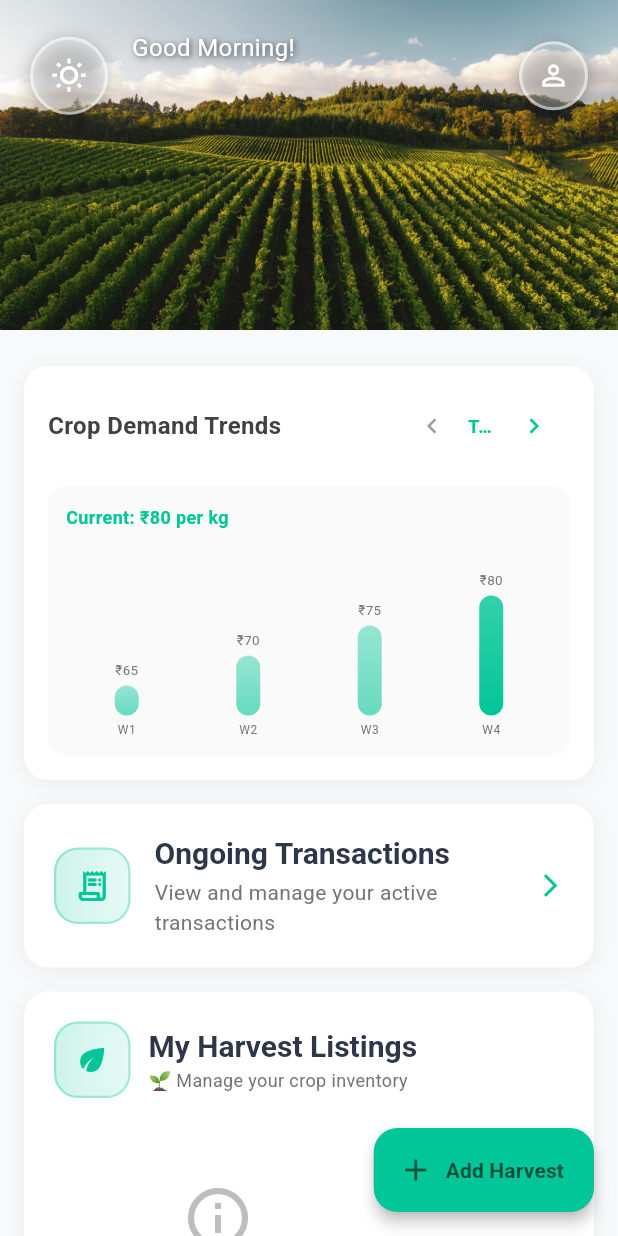
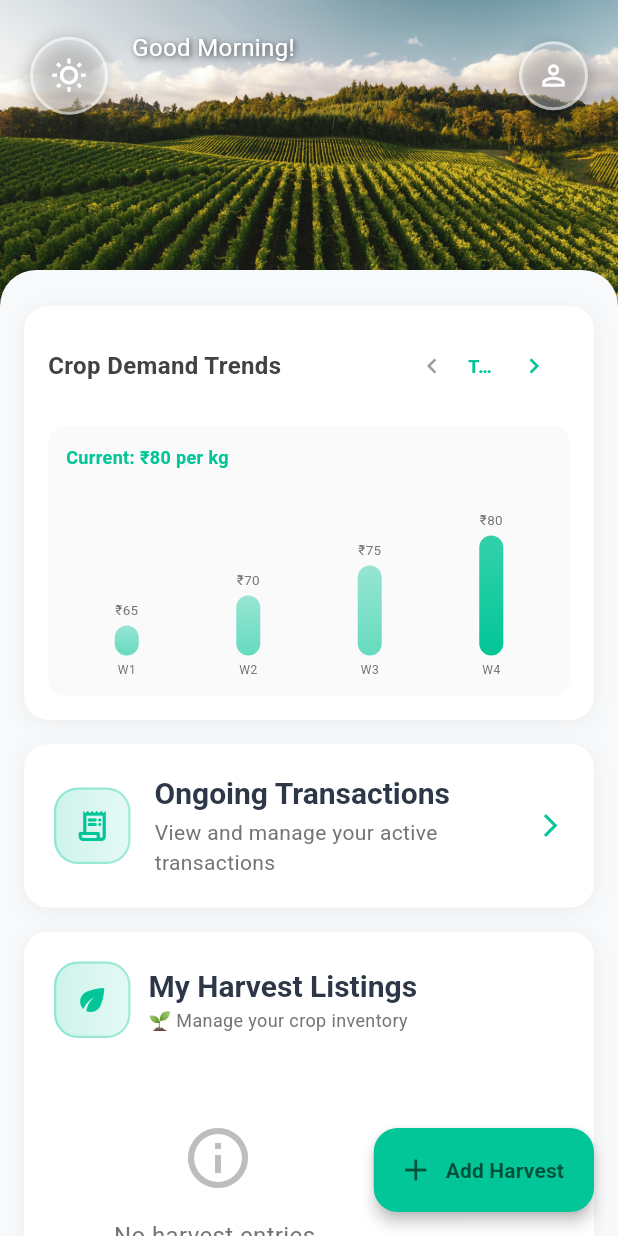
Before and after one commit to Chanuth412-pixel/agrimate, a Flutter app: the FarmerProfileScreen screen opened by its route, on a phone screen of 412 x 824 dp. Run offline on Flutter 3.47's test engine with Material 3 defaults, Android fonts, the phone set to English and light mode, and no system bars; our stand-ins replace cloud_firestore, firebase_auth, firebase_core, fl_chart, flutter_dotenv, flutter_map and 4 more; accounts and stored records are empty; Roboto replaces fonts that are missing (SFProDisplay); project files that could hold a hidden picture were left out.

Commit message:
Add files on branch-anji

```diff
--- a/lib/screens/add_harvest_screen.dart
+++ b/lib/screens/add_harvest_screen.dart
@@ -128,7 +128,10 @@ class _AddHarvestScreenState extends State<AddHarvestScreen> {
 
   // Function to fetch weather data for the next 5 days
   Future<void> _fetchWeatherData(String city) async {
-    const String apiKey = '9fb4df22ed842a6a5b04febf271c4b1c'; // Hardcoded OpenWeather API key
+    const String _fallbackKey = '9fb4df22ed842a6a5b04febf271c4b1c'; // Hardcoded fallback
+    final String apiKey = dotenv.env['OPENWEATHER_API_KEY']?.trim().isNotEmpty == true
+        ? dotenv.env['OPENWEATHER_API_KEY']!.trim()
+        : _fallbackKey;
 
     try {
       // Use Colombo's coordinates as default
--- a/lib/screens/farmer_profile_screen.dart
+++ b/lib/screens/farmer_profile_screen.dart
@@ -9,7 +9,6 @@ import 'farmer_detail_screen.dart';
 import 'ongoing_transactions_screen.dart';
 import 'dart:convert';
 import 'package:http/http.dart' as http;
-import 'package:image_picker/image_picker.dart';
 
 class FarmerProfileScreen extends StatefulWidget {
   const FarmerProfileScreen({super.key});
@@ -23,6 +22,11 @@ class _FarmerProfileScreenState extends State<FarmerProfileScreen> {
   static const String apiKey = '9fb4df22ed842a6a5b04febf271c4b1c';
   final ScrollController _trendsScrollController = ScrollController();
   final ScrollController _transactionsScrollController = ScrollController();
+
+  // Weather fetched for the current farmer position
+  Map<String, dynamic>? _currentWeather;
+  double? _lastWeatherLat;
+  double? _lastWeatherLon;
 
   // Chart navigation state
   int _currentChartIndex = 0;
@@ -40,13 +44,25 @@ class _FarmerProfileScreenState extends State<FarmerProfileScreen> {
   void initState() {
     super.initState();
     // _loadWeatherData(); // Commented out for now - will implement later with OpenWeatherMap API
+    // no content scroll listener; using overlay-style header like customer_profile_screen
   }
 
   @override
   void dispose() {
     _trendsScrollController.dispose();
     _transactionsScrollController.dispose();
+    // removed content scroll controller cleanup
     super.dispose();
+  }
+
+  // header overlay behavior is implemented by using a fixed background and scrolling content
+
+  // Returns a greeting based on the current local time
+  String _greetingForNow() {
+    final hour = DateTime.now().hour;
+    if (hour < 12) return 'Good Morning!';
+    if (hour < 17) return 'Good Afternoon!';
+    return 'Good Evening!';
   }
 
   void _scrollTrends(bool forward) {
@@ -104,6 +120,59 @@ class _FarmerProfileScreenState extends State<FarmerProfileScreen> {
     }
   }
 
+  // Fetch current weather from OpenWeatherMap for given coords and store in state
+  Future<void> _fetchWeatherForCoords(double lat, double lon) async {
+    try {
+      // Avoid refetching for same coords
+      if (_lastWeatherLat == lat && _lastWeatherLon == lon && _currentWeather != null) return;
+
+      final url = 'https://api.openweathermap.org/data/2.5/weather?lat=$lat&lon=$lon&appid=$apiKey&units=metric';
+      final res = await http.get(Uri.parse(url));
+      if (res.statusCode == 200) {
+        final Map<String, dynamic> jsonData = json.decode(res.body) as Map<String, dynamic>;
+        if (!mounted) return;
+        setState(() {
+          _currentWeather = jsonData;
+          _lastWeatherLat = lat;
+          _lastWeatherLon = lon;
+        });
+      }
+    } catch (e) {
+      // ignore errors silently for now; optionally log
+      // print('Weather fetch error: $e');
+    }
+  }
+
+  // Build a small weather widget for header (icon + optional temp)
+  Widget _buildWeatherIconWidget() {
+    if (_currentWeather == null) {
+      return const Icon(
+        Icons.wb_sunny_outlined,
+        color: Colors.white,
+        size: 24,
+      );
+    }
+
+    final weatherList = _currentWeather!['weather'] as List<dynamic>?;
+    final iconCode = (weatherList != null && weatherList.isNotEmpty) ? (weatherList[0]['icon'] as String?) : null;
+    final tempNum = _currentWeather!['main']?['temp'] as num?;
+
+    final iconUrl = iconCode != null ? 'https://openweathermap.org/img/wn/$iconCode@2x.png' : null;
+
+    return Column(
+      mainAxisSize: MainAxisSize.min,
+      children: [
+        if (iconUrl != null)
+          Image.network(iconUrl, width: 36, height: 36, errorBuilder: (_, __, ___) => const Icon(Icons.wb_sunny_outlined, color: Colors.white, size: 24)),
+        if (tempNum != null)
+          Text(
+            '${tempNum.toDouble().round()}°C',
+            style: const TextStyle(color: Colors.white, fontSize: 12, fontWeight: FontWeight.w600),
+          ),
+      ],
+    );
+  }
+
   @override
   Widget build(BuildContext context) {
     return Scaffold(
@@ -120,21 +189,27 @@ class _FarmerProfileScreenState extends State<FarmerProfileScreen> {
           style: TextStyle(fontWeight: FontWeight.w600),
         ),
       ),
-      body: Column(
-        children: [
-          // Top section with background image and greeting
-          Container(
-            width: double.infinity,
-            height: 220, // Fixed height for the header section
-            decoration: BoxDecoration(
+      body: Stack(
+        children: [
+          // Background image (fixed)
+          Container(
+            height: 220,
+            decoration: const BoxDecoration(
               image: DecorationImage(
                 image: AssetImage('assets/images/Background.jpg'),
                 fit: BoxFit.cover,
               ),
             ),
-            child: SafeArea(
-                bottom: false,
-                child: Padding(
+          ),
+
+          // Main content overlaying the background
+          SafeArea(
+            child: SingleChildScrollView(
+              child: Column(
+                children: [
+                  // Header section (sits on top of background)
+                  Container(
+                    height: 180,
                     padding: const EdgeInsets.fromLTRB(20, 20, 20, 30),
                     child: StreamBuilder<DocumentSnapshot>(
                       stream: FirebaseFirestore.instance
@@ -149,6 +224,31 @@ class _FarmerProfileScreenState extends State<FarmerProfileScreen> {
                         final data = snapshot.data!.data() as Map<String, dynamic>? ?? {};
                         final farmerName = data['name'] ?? 'Farmer';
 
+                        // If farmer document contains a position field, try to fetch weather for it
+                        try {
+                          final pos = data['position'];
+                          double? lat;
+                          double? lon;
+                          if (pos != null) {
+                            if (pos is GeoPoint) {
+                              lat = pos.latitude;
+                              lon = pos.longitude;
+                            } else if (pos is Map) {
+                              if (pos['latitude'] != null && pos['longitude'] != null) {
+                                lat = (pos['latitude'] as num).toDouble();
+                                lon = (pos['longitude'] as num).toDouble();
+                              } else if (pos['lat'] != null && pos['lon'] != null) {
+                                lat = (pos['lat'] as num).toDouble();
+                                lon = (pos['lon'] as num).toDouble();
+                              }
+                            }
+
+                            if (lat != null && lon != null) {
+                              _fetchWeatherForCoords(lat, lon);
+                            }
+                          }
+                        } catch (_) {}
+
                         return Column(
                           crossAxisAlignment: CrossAxisAlignment.start,
                           children: [
@@ -157,25 +257,14 @@ class _FarmerProfileScreenState extends State<FarmerProfileScreen> {
                                 Container(
                                   padding: const EdgeInsets.all(12),
                                   decoration: BoxDecoration(
-                                  color: Colors.white.withOpacity(0.3), // Increased from 0.25
+                                    color: Colors.white.withOpacity(0.3),
                                     shape: BoxShape.circle,
-                                  border: Border.all(
-                                    color: Colors.white.withOpacity(0.5), // Increased from 0.4
-                                    width: 2,
-                                  ),
+                                    border: Border.all(color: Colors.white.withOpacity(0.5), width: 2),
                                     boxShadow: [
-                                    BoxShadow(
-                                      color: Colors.black.withOpacity(0.3), // Increased shadow
-                                      blurRadius: 10, // Increased blur
-                                      offset: const Offset(0, 3), // Increased offset
-                                    ),
-                                  ],
-                                ),
-                                child: const Icon(
-                                  Icons.wb_sunny_outlined,
-                                  color: Colors.white,
-                                  size: 24,
-                                ),
+                                      BoxShadow(color: Colors.black.withOpacity(0.3), blurRadius: 10, offset: const Offset(0, 3)),
+                                    ],
+                                  ),
+                                  child: _buildWeatherIconWidget(),
                                 ),
                                 const SizedBox(width: 16),
                                 Expanded(
@@ -183,206 +272,59 @@ class _FarmerProfileScreenState extends State<FarmerProfileScreen> {
                                     crossAxisAlignment: CrossAxisAlignment.start,
                                     children: [
                                       Text(
-                                      'Good Morning!',
-                                      style: TextStyle(
-                                        color: Colors.white,
-                                        fontSize: 16,
-                                        fontWeight: FontWeight.w500,
-                                        shadows: [
-                                          Shadow(
-                                            color: Colors.black.withOpacity(0.5), // Stronger shadow
-                                            offset: const Offset(1, 1),
-                                            blurRadius: 4, // Increased blur
-                                          ),
-                                          Shadow(
-                                            color: Colors.black.withOpacity(0.3), // Additional shadow
-                                            offset: const Offset(2, 2),
-                                            blurRadius: 8,
-                                          ),
-                                        ],
-                                      ),
+                                        _greetingForNow(),
+                                        style: TextStyle(color: Colors.white, fontSize: 16, fontWeight: FontWeight.w500, shadows: [
+                                          Shadow(color: Colors.black.withOpacity(0.5), offset: const Offset(1, 1), blurRadius: 4),
+                                          Shadow(color: Colors.black.withOpacity(0.3), offset: const Offset(2, 2), blurRadius: 8),
+                                        ]),
                                       ),
                                       const SizedBox(height: 4),
                                       Text(
                                         farmerName,
-                                      style: const TextStyle(
-                                        color: Colors.white,
-                                        fontSize: 24,
-                                        fontWeight: FontWeight.bold,
-                                        shadows: [
-                                          Shadow(
-                                            color: Colors.black54, // Stronger shadow
-                                            offset: Offset(1, 1),
-                                            blurRadius: 5, // Increased blur
-                                          ),
-                                          Shadow(
-                                            color: Colors.black26, // Additional shadow
-                                            offset: Offset(2, 2),
-                                            blurRadius: 10,
-                                          ),
-                                        ],
-                                      ),
-                                    ),
-                                  ],
-                                ),
-                              ),
-                              // Profile button (top-right)
+                                        style: const TextStyle(color: Colors.white, fontSize: 24, fontWeight: FontWeight.bold, shadows: [
+                                          Shadow(color: Colors.black54, offset: Offset(1, 1), blurRadius: 5),
+                                          Shadow(color: Colors.black26, offset: Offset(2, 2), blurRadius: 10),
+                                        ]),
+                                      ),
+                                    ],
+                                  ),
+                                ),
                                 InkWell(
                                   onTap: _openFarmerProfile,
                                   child: Container(
                                     padding: const EdgeInsets.all(10),
-                                  decoration: BoxDecoration(
-                                    color: Colors.white.withOpacity(0.3),
-                                    shape: BoxShape.circle,
-                                    border: Border.all(
-                                      color: Colors.white.withOpacity(0.5),
-                                      width: 2,
-                                    ),
-                                    boxShadow: [
-                                      BoxShadow(
-                                        color: Colors.black.withOpacity(0.25),
-                                        blurRadius: 8,
-                                        offset: const Offset(0, 3),
-                                      ),
-                                    ],
-                                  ),
-                                  child: const Icon(
-                                    Icons.person_outline,
-                                    color: Colors.white,
-                                    size: 22,
-                                  ),
-                                ),
-                              ),
-                            ],
-                          ),
-                          /*
+                                    decoration: BoxDecoration(color: Colors.white.withOpacity(0.3), shape: BoxShape.circle, border: Border.all(color: Colors.white.withOpacity(0.5), width: 2), boxShadow: [BoxShadow(color: Colors.black.withOpacity(0.25), blurRadius: 8, offset: const Offset(0, 3))]),
+                                    child: const Icon(Icons.person_outline, color: Colors.white, size: 22),
+                                  ),
+                                ),
+                              ],
+                            ),
+                          ],
+                        );
+                      },
+                    ),
+                  ),
+
+                  // Content section
+                  Container(
+                    decoration: const BoxDecoration(
+                      color: Color(0xFFF8F9FA),
+                      borderRadius: BorderRadius.only(
+                        topLeft: Radius.circular(24),
+                        topRight: Radius.circular(24),
+                      ),
+                    ),
+                    child: Column(
+                      children: [
                         const SizedBox(height: 16),
-                          Container(
-                            padding: const EdgeInsets.symmetric(horizontal: 16, vertical: 8),
-                            decoration: BoxDecoration(
-                              color: Colors.white.withOpacity(0.25), // Increased from 0.2
-                              borderRadius: BorderRadius.circular(20),
-                              border: Border.all(
-                                color: Colors.white.withOpacity(0.4), // Increased from 0.3
-                                width: 1.5, // Increased border width
-                              ),
-                              boxShadow: [
-                                BoxShadow(
-                                  color: Colors.black.withOpacity(0.2), // Stronger shadow
-                                  blurRadius: 8, // Increased blur
-                                  offset: const Offset(0, 3), // Increased offset
-                                ),
-                              ],
-                            ),
-                            child: Row(
-                              mainAxisAlignment: MainAxisAlignment.spaceBetween,
-                              children: [
-                                Row(
-                                  children: [
-                                    const Text(
-                                      '�️',
-                                      style: TextStyle(fontSize: 16),
-                                    ),
-                                    const SizedBox(width: 6),
-                                    Text(
-                                      '28°C', // TODO: Replace with OpenWeatherMap API data.main.temp
-                                      style: TextStyle(
-                                        color: Colors.white,
-                                        fontSize: 14,
-                                        fontWeight: FontWeight.w700,
-                                        shadows: [
-                                          Shadow(
-                                            color: Colors.black.withOpacity(0.4),
-                                            offset: const Offset(1, 1),
-                                            blurRadius: 3,
-                                          ),
-                                        ],
-                                      ),
-                                    ),
-                                  ],
-                                ),
-                                Container(
-                                  width: 1,
-                                  height: 20,
-                                  color: Colors.white.withOpacity(0.3),
-                                ),
-                                Row(
-                                  children: [
-                                    const Text(
-                                      '🌧️',
-                                      style: TextStyle(fontSize: 16),
-                                    ),
-                                    const SizedBox(width: 6),
-                                    Text(
-                                      '2.3mm', // TODO: Replace with OpenWeatherMap API data.rain['1h'] or data.rain['3h']
-                                      style: TextStyle(
-                                        color: Colors.white,
-                                        fontSize: 14,
-                                        fontWeight: FontWeight.w700,
-                                        shadows: [
-                                          Shadow(
-                                            color: Colors.black.withOpacity(0.4),
-                                            offset: const Offset(1, 1),
-                                            blurRadius: 3,
-                                          ),
-                                        ],
-                                      ),
-                                    ),
-                                  ],
-                                ),
-                                Container(
-                                  width: 1,
-                                  height: 20,
-                                  color: Colors.white.withOpacity(0.3),
-                                ),
-                                Text(
-                                  '🌾 Today\'s Overview',
-                                  style: TextStyle(
-                                    color: Colors.white,
-                                    fontSize: 12,
-                                    fontWeight: FontWeight.w500,
-                                    shadows: [
-                                      Shadow(
-                                        color: Colors.black.withOpacity(0.4),
-                                        offset: const Offset(1, 1),
-                                        blurRadius: 3,
-                                      ),
-                                    ],
-                                  ),
-                                ),
-                              ],
-                            ),
-                          ),
-                          */
-                        ],
-                      );
-                    },
-                  ),
-                ),
-              ),
-            ),
-
-          // Main content area with white background
-          Expanded(
-            child: Container(
-              color: const Color(0xFFF8F9FA),
-              child: SingleChildScrollView(
-                child: Column(
-                  children: [
-                    const SizedBox(height: 16),
-
-                    // Crop Demand Trends Card (with navigation)
                         _buildCropDemandTrendsCard(),
-
-                    // Ongoing Transactions Card
                         _buildOngoingTransactionsCard(),
-
-                    // My Harvest Listings Card
                         _buildHarvestListingsCard(),
-
-                    const SizedBox(height: 100), // Space for floating action button
-                  ],
-                ),
+                        const SizedBox(height: 100),
+                      ],
+                    ),
+                  ),
+                ],
               ),
             ),
           ),
--- a/pubspec.yaml
+++ b/pubspec.yaml
@@ -33,6 +33,7 @@ dependencies:
   slide_to_act: ^2.0.1
   getwidget: ^6.0.0
   url_launcher: ^6.2.4
+  lottie: ^2.7.0
 
 dev_dependencies:
   flutter_test:
```
Also changed, not shown: lib/screens/farmer_dashboard_screen.dart (+104 -86 lines), lib/screens/farmer_log_in_screen.dart (+5 -2 lines), pubspec.lock, 1 other file. Lines whose indentation alone changed are shown as unchanged.
